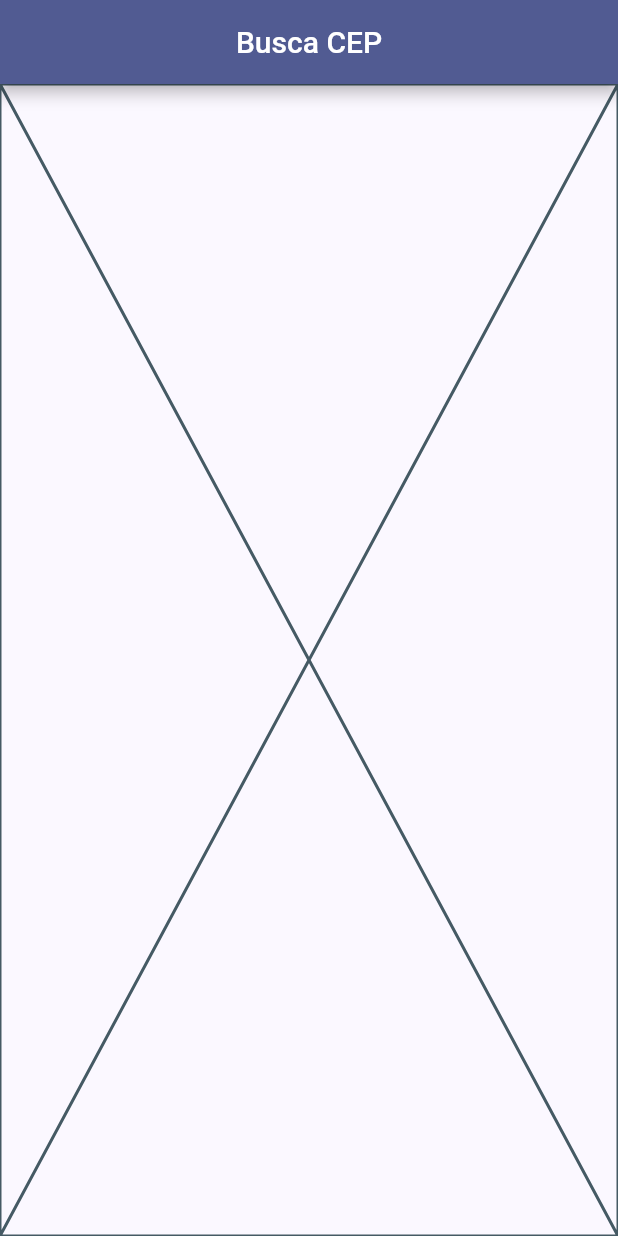
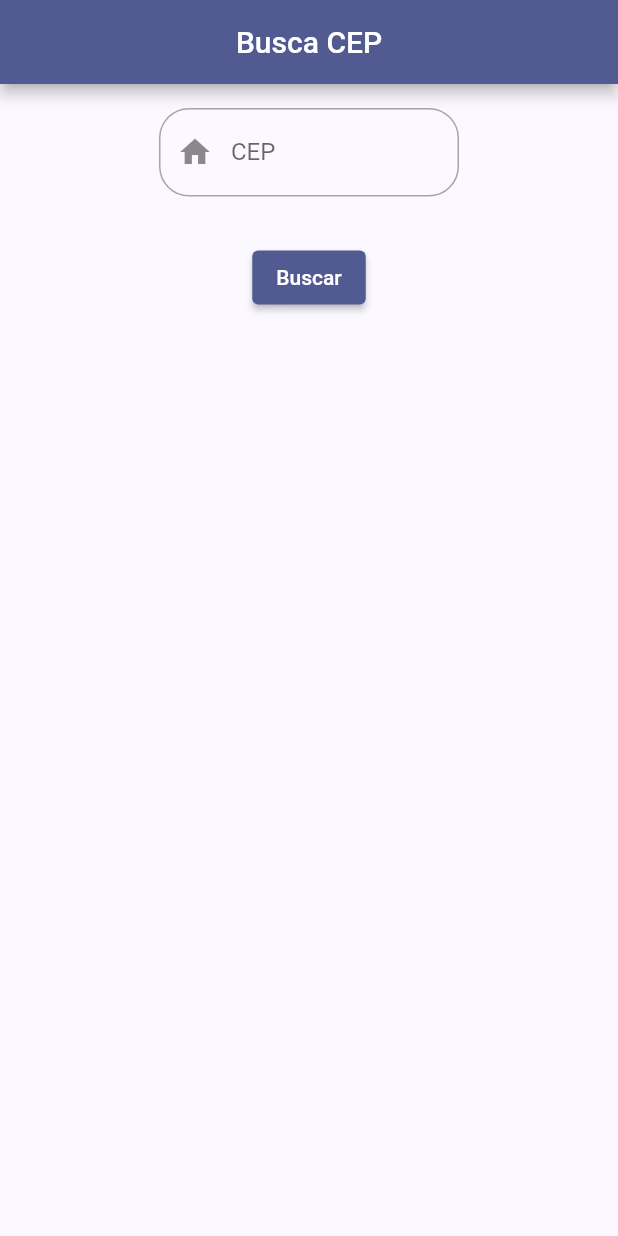
Before and after one commit to GuilhermeAlecrim7K/flutter_practice_projects, a Flutter app: the screen it shows after launch, on a phone screen of 412 x 824 dp. Run offline on Flutter 3.47's test engine with Material 2 defaults, Android fonts, the light colour scheme and no system bars; our stand-ins replace dio, mask_text_input_formatter.

Commit message:
create initial layout of the home page

```diff
--- a/cep_finder/lib/src/pages/home_page.dart
+++ b/cep_finder/lib/src/pages/home_page.dart
@@ -1,4 +1,9 @@
+import 'package:cep_finder/src/models/endereco_model.dart';
+import 'package:cep_finder/src/repositories/cep_repository.dart';
+import 'package:cep_finder/src/repositories/cep_repository_impl.dart';
 import 'package:flutter/material.dart';
+import 'package:flutter/services.dart';
+import 'package:mask_text_input_formatter/mask_text_input_formatter.dart';
 
 class HomePage extends StatefulWidget {
   const HomePage({super.key});
@@ -8,6 +13,22 @@ class HomePage extends StatefulWidget {
 }
 
 class _HomePageState extends State<HomePage> {
+  final CepRepository _cepRepository = CepRepositoryImpl();
+  final _cepMaskedTextInputFormatter = MaskTextInputFormatter(
+    mask: '#####-###',
+  );
+  EnderecoModel? _enderecoModel;
+  final _cepTextEditingController = TextEditingController();
+  final _formKey = GlobalKey<FormState>();
+
+  bool _loading = false;
+
+  @override
+  void dispose() {
+    _cepTextEditingController.dispose();
+    super.dispose();
+  }
+
   @override
   Widget build(BuildContext context) {
     return Scaffold(
@@ -15,7 +36,78 @@ class _HomePageState extends State<HomePage> {
         title: const Text('Busca CEP'),
         centerTitle: true,
       ),
-      body: const Placeholder(),
+      body: Padding(
+        padding: const EdgeInsets.symmetric(horizontal: 16, vertical: 16),
+        child: SingleChildScrollView(
+          child: Form(
+            key: _formKey,
+            child: Center(
+              child: Column(
+                mainAxisSize: MainAxisSize.min,
+                children: [
+                  SizedBox(
+                    width: 200,
+                    child: TextFormField(
+                      decoration: const InputDecoration(
+                        label: Text('CEP'),
+                        hintText: '01001-000',
+                        prefixIcon: Icon(Icons.home),
+                        border: OutlineInputBorder(
+                          borderRadius: BorderRadius.all(Radius.circular(20)),
+                        ),
+                      ),
+                      controller: _cepTextEditingController,
+                      inputFormatters: [
+                        FilteringTextInputFormatter.digitsOnly,
+                        _cepMaskedTextInputFormatter,
+                      ],
+                      keyboardType: TextInputType.number,
+                      validator: (value) =>
+                          value?.isEmpty ?? true ? 'Campo obrigatório' : null,
+                    ),
+                  ),
+                  const SizedBox(height: 30),
+                  ElevatedButton(
+                    onPressed: () async {
+                      final valid = _formKey.currentState?.validate() ?? false;
+                      try {
+                        if (valid) {
+                          setState(() => _loading = true);
+                          final endereco = await _cepRepository.getEndereco(
+                            _cepMaskedTextInputFormatter.getUnmaskedText(),
+                          );
+                          setState(() {
+                            _enderecoModel = endereco;
+                            _loading = false;
+                          });
+                        }
+                      } on Exception catch (e) {
+                        setState(() {
+                          _loading = false;
+                          _enderecoModel = null;
+                        });
+                        ScaffoldMessenger.of(context).showSnackBar(
+                          SnackBar(content: Text(e.toString())),
+                        );
+                      }
+                    },
+                    child: const Text('Buscar'),
+                  ),
+                  const SizedBox(height: 50),
+                  Visibility(
+                    visible: _loading,
+                    child: const CircularProgressIndicator(),
+                  ),
+                  Visibility(
+                    visible: _enderecoModel != null,
+                    child: Text('${_enderecoModel?.toMap()}'),
+                  )
+                ],
+              ),
+            ),
+          ),
+        ),
+      ),
     );
   }
 }
```
